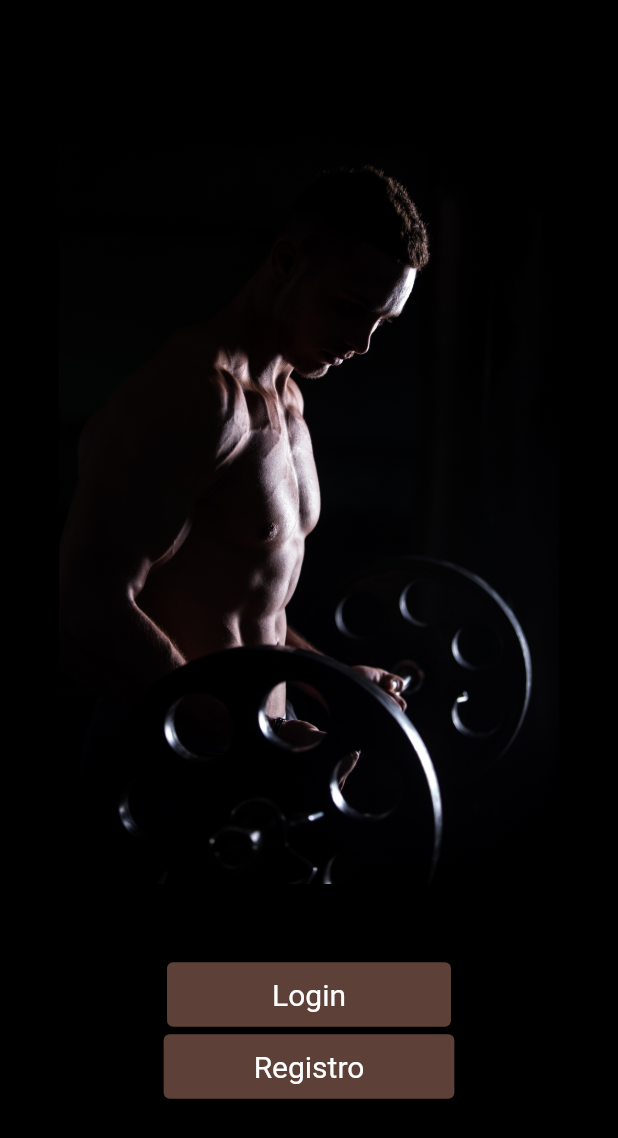
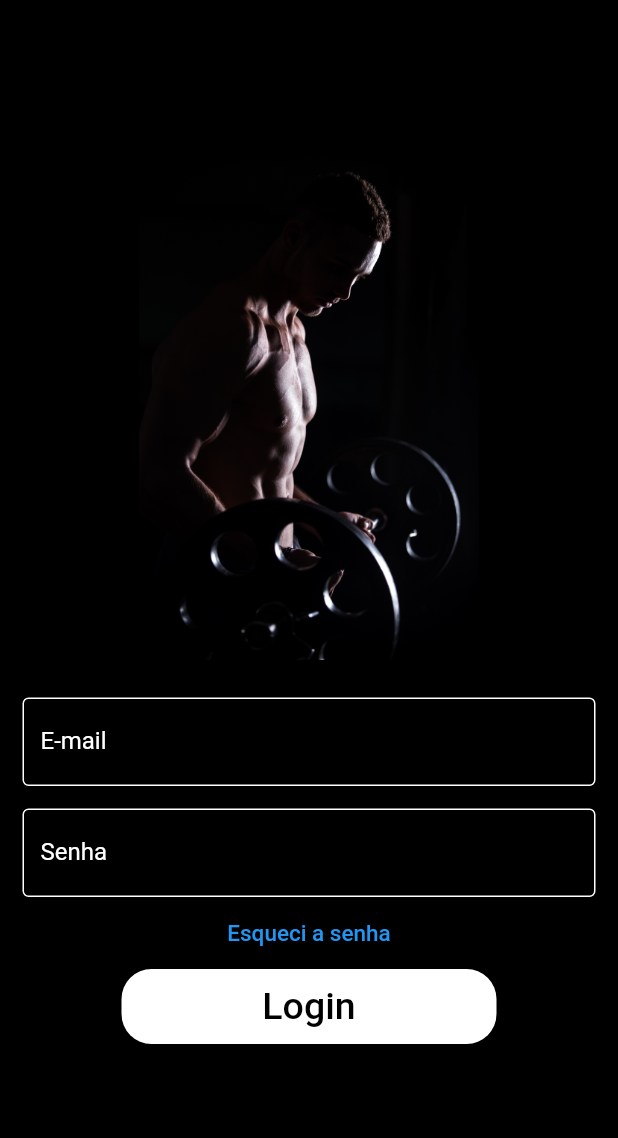
Before and after one commit to OnofreTZK/FastFitApp, a Flutter app: the screen it shows after launch, after a tap on "Login", on a phone screen of 412 x 824 dp. Shown: the top 1138 px of the screen. Run offline on Flutter 3.47's test engine with Material 2 defaults, Android fonts, the phone set to English and light mode, and no system bars; our stand-ins replace flutter_mobx, flutter_modular.

Commit message:
login e home

```diff
--- a/lib/app/modules/home/home_module.dart
+++ b/lib/app/modules/home/home_module.dart
@@ -1,12 +1,10 @@
 import 'package:flutter_modular/flutter_modular.dart';
-
-import 'home_controller.dart';
-import 'home_page.dart';
+import 'presenter/home_page.dart';
 
 class HomeModule extends Module {
   @override
   final List<Bind> binds = [
-    Bind.lazySingleton((i) => HomeController()),
+
   ];
 
   @override
--- /dev/null
+++ b/lib/app/modules/login/presenter/login_authentication.dart
@@ -0,0 +1,103 @@
+import 'package:fastfit/app/modules/home/presenter/home_page.dart';
+import 'package:flutter/material.dart';
+
+class LoginAuthenticationPage extends StatefulWidget {
+  final String title;
+  const LoginAuthenticationPage({Key? key, this.title = "Login Authentication"})
+      : super(key: key);
+
+  @override
+  _LoginAuthenticationPageState createState() =>
+      _LoginAuthenticationPageState();
+}
+
+class _LoginAuthenticationPageState extends State<LoginAuthenticationPage> {
+  @override
+  Widget build(BuildContext context) {
+    return Scaffold(
+      backgroundColor: Colors.black,
+      body: SingleChildScrollView(
+        child: Column(
+          children: <Widget>[
+            Padding(
+              padding: const EdgeInsets.only(top: 100.0),
+              child: Center(
+                child: Container(
+                    width: 300,
+                    height: 340,
+                    decoration: BoxDecoration(
+                        //bordar ao redor da imagem
+                        color: Colors.black,
+                        borderRadius: BorderRadius.circular(30.0)),
+                    child: Image.asset('assets/images/gym2.jpg', height: 500)),
+              ),
+            ),
+            Padding(
+              //padding: const EdgeInsets.only(left:15.0,right: 15.0,top:0,bottom: 0),
+              padding: const EdgeInsets.only(
+                  left: 15.0, right: 15.0, top: 25, bottom: 0),
+              child: TextField(
+                decoration: InputDecoration(
+                    enabledBorder: OutlineInputBorder(
+                      borderSide: BorderSide(color: Colors.white),
+                    ),
+                    border: OutlineInputBorder(),
+                    labelStyle: TextStyle(color: Colors.white),
+                    labelText: 'E-mail',
+                    hintStyle: TextStyle(color: Colors.white),
+                    hintText: 'Entre com um e-mail válido'),
+              ),
+            ),
+            Padding(
+              padding: const EdgeInsets.only(
+                  left: 15.0, right: 15.0, top: 15, bottom: 0),
+              //padding: EdgeInsets.symmetric(horizontal: 15),
+
+              child: TextField(
+                obscureText: true,
+                decoration: InputDecoration(
+                    enabledBorder: OutlineInputBorder(
+                      borderSide: BorderSide(color: Colors.white),
+                    ),
+                    border: OutlineInputBorder(),
+                    labelStyle: TextStyle(color: Colors.white),
+                    labelText: 'Senha',
+                    hintStyle: TextStyle(color: Colors.white),
+                    hintText: 'Digite sua senha'),
+              ),
+            ),
+            TextButton(
+              onPressed: () {
+                //TODO FORGOT PASSWORD SCREEN GOES HERE
+              },
+              child: Text(
+                'Esqueci a senha',
+                style: TextStyle(color: Colors.blue, fontSize: 15),
+              ),
+            ),
+            Container(
+              height: 50,
+              width: 250,
+              decoration: BoxDecoration(
+                  color: Colors.white, borderRadius: BorderRadius.circular(20)),
+              child: TextButton(
+                onPressed: () {
+                  Navigator.push(
+                      context, MaterialPageRoute(builder: (context) => HomePage()));
+                },
+                child: Text(
+                  'Login',
+                  style: TextStyle(color: Colors.black, fontSize: 25),
+                ),
+              ),
+            ),
+            SizedBox(
+              height: 50,
+            ),
+            Text('Novo Usuário? Crie sua conta')
+          ],
+        ),
+      ),
+    );
+  }
+}
--- a/lib/app/modules/login/presenter/login_page.dart
+++ b/lib/app/modules/login/presenter/login_page.dart
@@ -1,7 +1,10 @@
+import 'package:fastfit/app/modules/login/loginAuthentication_module.dart';
 import 'package:flutter/material.dart';
 import 'package:flutter_modular/flutter_modular.dart';
 import 'package:flutter_modular/flutter_modular.dart';
 import 'package:flutter_mobx/flutter_mobx.dart';
+
+import 'login_authentication.dart';
 
 class LoginPage extends StatefulWidget {
   final String title;
@@ -20,19 +23,30 @@ class _LoginPageState extends State<LoginPage> {
         child: Column(
           mainAxisAlignment: MainAxisAlignment.center,
           children: [
-            const Image(
-              image: AssetImage('assets/images/gym2.jpg'),
-              height: 500,
+            Container(
+              child: Column(children: const [
+                Image(
+                  image: AssetImage('assets/images/gym2.jpg'),
+                  fit: BoxFit.fitWidth,
+                  height: 500,
+                ),
+                Align(
+                  alignment: Alignment.center,
+                  child: Text('Bem vindo ao aplicativo FastFit', style: TextStyle(color: Colors.white, fontSize: 25), ),
+                ),
+              ]),
             ),
             SizedBox(
               height: 50,
             ),
             ElevatedButton(
               child: Text('Login'),
-              onPressed: () {},
+              onPressed: () {
+                Navigator.push(context, MaterialPageRoute(builder: (context) => LoginAuthenticationPage()));
+              },
               style: ElevatedButton.styleFrom(
                   primary: Colors.brown[700],
-                  padding: EdgeInsets.symmetric(horizontal: 70, vertical: 10),
+                  padding: EdgeInsets.symmetric(horizontal: 60, vertical: 10),
                   textStyle: TextStyle(
                     fontSize: 20,
                   )),
```
Also changed, not shown: lib/app/modules/home/presenter/home_controller.dart (deleted, +0 -21 lines), lib/app/modules/home/presenter/home_page.dart (+81 -13 lines), lib/app/modules/login/loginAuthentication_module.dart (added, +12 -0 lines), pubspec.yaml (+9 -2 lines), assets/images/logofastfit.png (added), assets/images/logofastfit2.png (added), assets/images/profilepic.png (added), assets/images/profilepic3.png (added), pubspec.lock.
